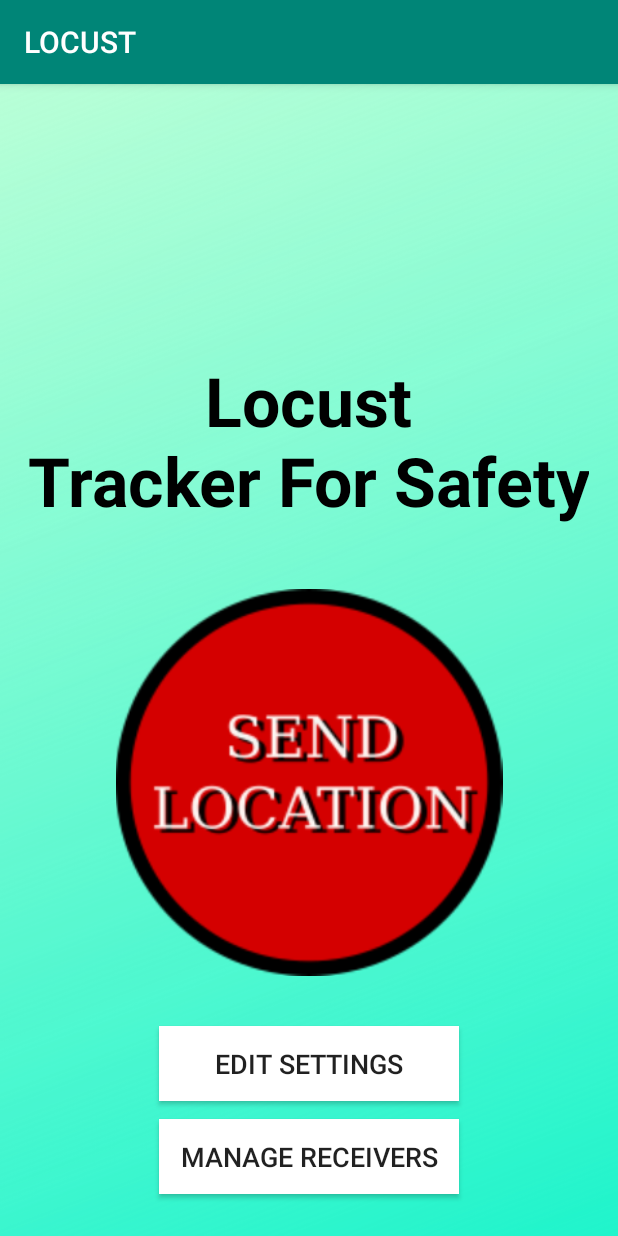
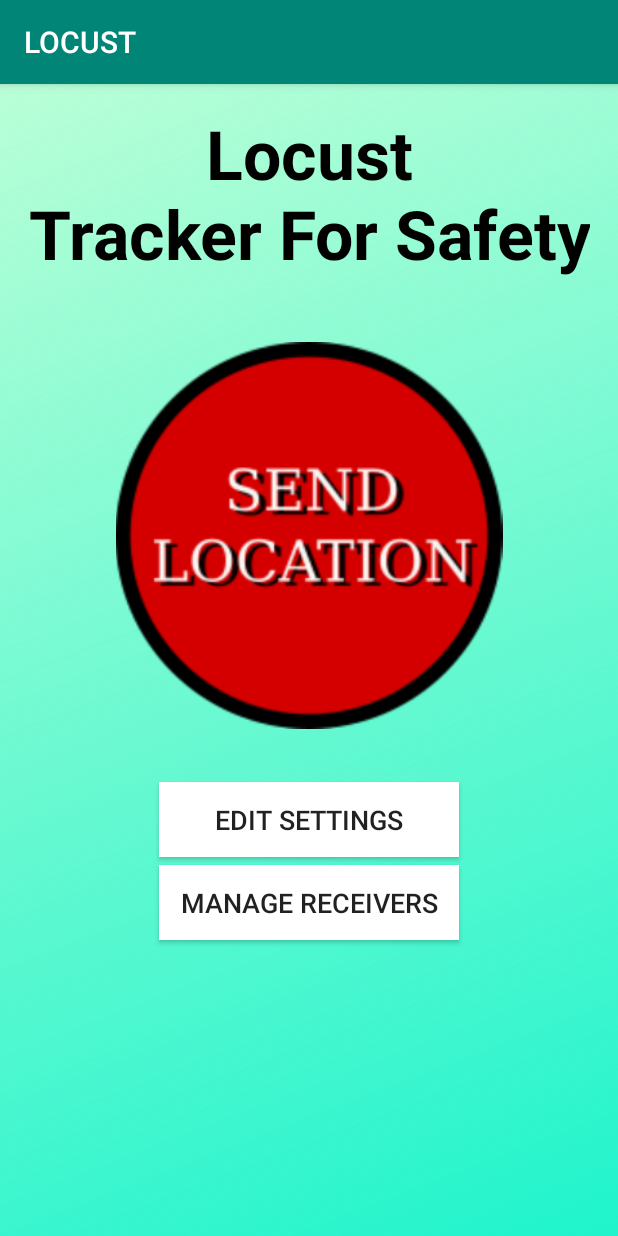
Before and after one commit to manologhernandez/LOCUST, an Android app: the screen it shows after launch (MainMenuActivity), on a phone screen of 412 x 824 dp. Run offline under Robolectric (Android 15) with nearby library versions, the phone set to English and light mode, and no system bars.

Commit message:
Add files via upload

```diff
--- a/app/src/main/res/layout/activity_main_menu.xml
+++ b/app/src/main/res/layout/activity_main_menu.xml
@@ -11,38 +11,26 @@
         android:id="@+id/Title"
         android:layout_width="wrap_content"
         android:layout_height="wrap_content"
-        android:layout_marginStart="18dp"
-        android:layout_marginLeft="18dp"
         android:layout_marginTop="16dp"
-        android:layout_marginEnd="19dp"
-        android:layout_marginRight="19dp"
-        android:layout_marginBottom="473dp"
         android:text="Locust\nTracker For Safety"
         android:textAlignment="center"
+        android:textColor="#000"
         android:textSize="45sp"
         android:textStyle="bold"
-        android:textColor="#000"
-        app:layout_constraintBottom_toBottomOf="parent"
         app:layout_constraintEnd_toEndOf="parent"
         app:layout_constraintStart_toStartOf="parent"
-        app:layout_constraintTop_toTopOf="parent"
-        app:layout_constraintVertical_bias="1.0" />
+        app:layout_constraintTop_toTopOf="parent" />
 
     <ImageButton
         android:id="@+id/send_location_button"
         android:layout_width="300dp"
         android:layout_height="298dp"
-        android:layout_marginStart="55dp"
-        android:layout_marginLeft="55dp"
         android:layout_marginTop="22dp"
-        android:layout_marginEnd="56dp"
-        android:layout_marginRight="56dp"
         android:layout_weight="1"
         android:adjustViewBounds="true"
         android:background="@null"
         android:padding="20dp"
         android:scaleType="fitCenter"
-        app:layout_constraintBottom_toTopOf="@+id/edit_settings_button"
         app:layout_constraintEnd_toEndOf="parent"
         app:layout_constraintStart_toStartOf="parent"
         app:layout_constraintTop_toBottomOf="@+id/Title"
@@ -52,16 +40,10 @@
         android:id="@+id/edit_settings_button"
         android:layout_width="200dp"
         android:layout_height="50dp"
-        android:layout_marginStart="105dp"
-        android:layout_marginLeft="105dp"
-        android:layout_marginTop="13dp"
-        android:layout_marginEnd="106dp"
-        android:layout_marginRight="106dp"
-        android:layout_marginBottom="12dp"
+        android:layout_marginTop="15dp"
         android:background="#ffffff"
         android:text="Edit Settings"
         android:textSize="18sp"
-        app:layout_constraintBottom_toTopOf="@+id/manage_receivers"
         app:layout_constraintEnd_toEndOf="parent"
         app:layout_constraintStart_toStartOf="parent"
         app:layout_constraintTop_toBottomOf="@+id/send_location_button" />
@@ -70,17 +52,11 @@
         android:id="@+id/manage_receivers"
         android:layout_width="200dp"
         android:layout_height="50dp"
-        android:layout_marginStart="105dp"
-        android:layout_marginLeft="105dp"
-        android:layout_marginEnd="106dp"
-        android:layout_marginRight="106dp"
-        android:layout_marginBottom="28dp"
+        android:layout_marginTop="5dp"
         android:background="#ffffff"
         android:text="Manage Receivers"
         android:textSize="18sp"
-        app:layout_constraintBottom_toBottomOf="parent"
         app:layout_constraintEnd_toEndOf="parent"
-        app:layout_constraintHorizontal_bias="0.92"
         app:layout_constraintStart_toStartOf="parent"
         app:layout_constraintTop_toBottomOf="@+id/edit_settings_button" />
 
```
Also changed, not shown: app/src/main/res/layout/activity_edit_settings.xml (added, +174 -0 lines), app/src/main/res/layout/activity_manage_receivers.xml (+7 -21 lines), app/src/main/res/layout/activity_remove_receiver.xml (+4 -12 lines).
